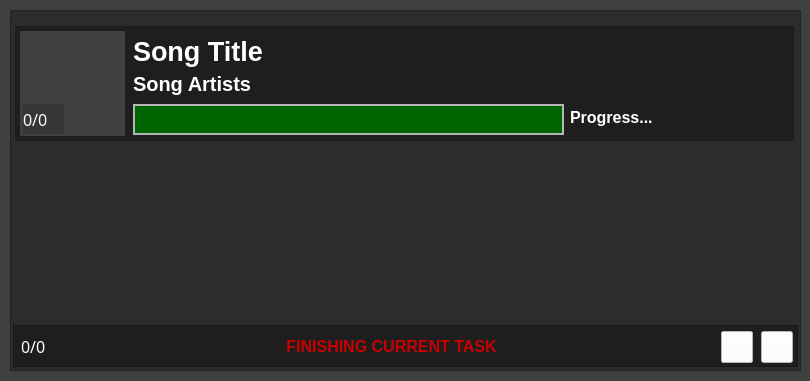
Qt form Spotify Downloader/SpotifyDownloader.ui (WilliamSchack/Spotify-Downloader) before a commit.
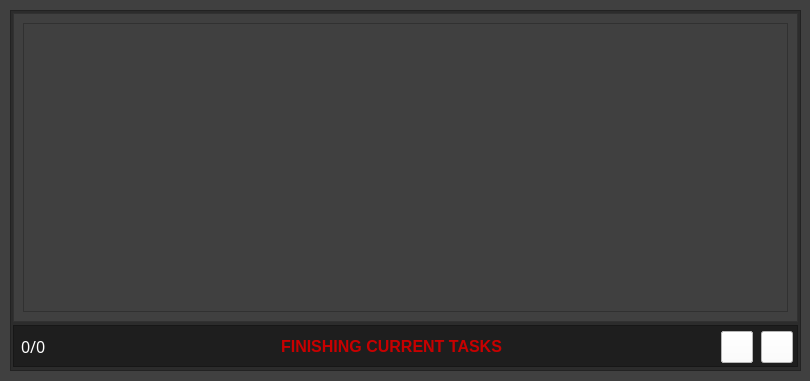
The same form after that commit. The open tabs and pages were chosen to show the change. Icons and pictures are not drawn. Custom widgets are drawn as their Qt base class.

Diff of the .ui file:
```diff
--- a/Spotify Downloader/SpotifyDownloader.ui
+++ b/Spotify Downloader/SpotifyDownloader.ui
@@ -566,6 +566,9 @@
    </widget>
    <widget class="QWidget" name="NewProcessing">
     <widget class="QLabel" name="PauseWarning_2">
+     <property name="enabled">
+      <bool>true</bool>
+     </property>
      <property name="geometry">
       <rect>
        <x>60</x>
@@ -586,7 +589,7 @@
 background-color: rgb(30, 30, 30);</string>
      </property>
      <property name="text">
-      <string>FINISHING CURRENT TASK</string>
+      <string>FINISHING CURRENT TASKS</string>
      </property>
      <property name="alignment">
       <set>Qt::AlignCenter</set>
@@ -770,173 +773,79 @@
       <enum>QFrame::Raised</enum>
      </property>
     </widget>
-    <widget class="DownloaderThread" name="SongBacking" native="true">
+    <widget class="QScrollArea" name="DownloadingScrollArea">
+     <property name="enabled">
+      <bool>true</bool>
+     </property>
      <property name="geometry">
       <rect>
-       <x>4</x>
-       <y>15</y>
-       <width>779</width>
-       <height>115</height>
+       <x>2</x>
+       <y>2</y>
+       <width>785</width>
+       <height>309</height>
       </rect>
      </property>
      <property name="styleSheet">
-      <string notr="true">background-color: rgb(30, 30, 30);</string>
+      <string notr="true">background-color: rgb(64, 64, 64);
+color: rgb(255, 255, 255);
+selection-background-color: rgb(0, 120, 215);</string>
      </property>
-     <widget class="QLabel" name="SongTitle_2">
+     <property name="frameShape">
+      <enum>QFrame::StyledPanel</enum>
+     </property>
+     <property name="frameShadow">
+      <enum>QFrame::Sunken</enum>
+     </property>
+     <property name="lineWidth">
+      <number>1</number>
+     </property>
+     <property name="verticalScrollBarPolicy">
+      <enum>Qt::ScrollBarAsNeeded</enum>
+     </property>
+     <property name="horizontalScrollBarPolicy">
+      <enum>Qt::ScrollBarAlwaysOff</enum>
+     </property>
+     <property name="sizeAdjustPolicy">
+      <enum>QAbstractScrollArea::AdjustIgnored</enum>
+     </property>
+     <property name="widgetResizable">
+      <bool>true</bool>
+     </property>
+     <property name="alignment">
+      <set>Qt::AlignLeading|Qt::AlignLeft|Qt::AlignTop</set>
+     </property>
+     <widget class="QWidget" name="downloadingScrollAreaWidgetContents">
       <property name="geometry">
        <rect>
-        <x>118</x>
-        <y>5</y>
-        <width>651</width>
-        <height>41</height>
+        <x>0</x>
+        <y>0</y>
+        <width>783</width>
+        <height>307</height>
        </rect>
       </property>
-      <property name="font">
-       <font>
-        <family>Segoe UI</family>
-        <pointsize>20</pointsize>
-        <bold>true</bold>
-       </font>
-      </property>
-      <property name="styleSheet">
-       <string notr="true">color: rgb(255, 255, 255);
-background-color: rgb(30, 30, 30);</string>
-      </property>
-      <property name="text">
-       <string>Song Title</string>
-      </property>
+      <layout class="QVBoxLayout" name="ScrollLayout_2">
+       <property name="sizeConstraint">
+        <enum>QLayout::SetDefaultConstraint</enum>
+       </property>
+       <item>
+        <layout class="QVBoxLayout" name="DownloadingSpaceFillerLayout">
+         <property name="spacing">
+          <number>6</number>
+         </property>
+         <item>
+          <widget class="QFrame" name="DownloadingSpaceFillerFrame">
+           <property name="frameShape">
+            <enum>QFrame::StyledPanel</enum>
+           </property>
+           <property name="frameShadow">
+            <enum>QFrame::Raised</enum>
+           </property>
+          </widget>
+         </item>
+        </layout>
+       </item>
+      </layout>
      </widget>
-     <widget class="QLabel" name="SongImage_2">
-      <property name="geometry">
-       <rect>
-        <x>5</x>
-        <y>5</y>
-        <width>105</width>
-        <height>105</height>
-       </rect>
-      </property>
-      <property name="styleSheet">
-       <string notr="true">background-color: rgb(64, 64, 64);</string>
-      </property>
-      <property name="text">
-       <string/>
-      </property>
-      <property name="scaledContents">
-       <bool>false</bool>
-      </property>
-     </widget>
-     <widget class="QLabel" name="SongCount_3">
-      <property name="geometry">
-       <rect>
-        <x>8</x>
-        <y>78</y>
-        <width>41</width>
-        <height>30</height>
-       </rect>
-      </property>
-      <property name="font">
-       <font>
-        <family>Impact</family>
-        <pointsize>12</pointsize>
-        <bold>false</bold>
-       </font>
-      </property>
-      <property name="styleSheet">
-       <string notr="true">background-color: rgb(64, 64, 64);
-background-color: rgb(54, 54, 54);
-color: rgb(255, 255, 255);</string>
-      </property>
-      <property name="text">
-       <string>0/0</string>
-      </property>
-      <property name="margin">
-       <number>5</number>
-      </property>
-     </widget>
-     <widget class="QLabel" name="ProgressLabel_2">
-      <property name="geometry">
-       <rect>
-        <x>555</x>
-        <y>76</y>
-        <width>211</width>
-        <height>31</height>
-       </rect>
-      </property>
-      <property name="font">
-       <font>
-        <family>Segoe UI</family>
-        <pointsize>12</pointsize>
-        <bold>true</bold>
-       </font>
-      </property>
-      <property name="styleSheet">
-       <string notr="true">color: rgb(255, 255, 255);
-background-color: rgb(30, 30, 30);</string>
-      </property>
-      <property name="text">
-       <string>Progress...</string>
-      </property>
-      <property name="alignment">
-       <set>Qt::AlignLeading|Qt::AlignLeft|Qt::AlignVCenter</set>
-      </property>
-     </widget>
-     <widget class="QWidget" name="ProgressBar_Back_2" native="true">
-      <property name="geometry">
-       <rect>
-        <x>118</x>
-        <y>78</y>
-        <width>431</width>
-        <height>31</height>
-       </rect>
-      </property>
-      <property name="styleSheet">
-       <string notr="true">background-color: rgb(182, 182, 182);</string>
-      </property>
-     </widget>
-     <widget class="QWidget" name="ProgressBar_Front_2" native="true">
-      <property name="geometry">
-       <rect>
-        <x>120</x>
-        <y>80</y>
-        <width>427</width>
-        <height>27</height>
-       </rect>
-      </property>
-      <property name="styleSheet">
-       <string notr="true">background-color: rgb(0, 100, 0);</string>
-      </property>
-     </widget>
-     <widget class="QLabel" name="SongArtists_2">
-      <property name="geometry">
-       <rect>
-        <x>118</x>
-        <y>42</y>
-        <width>651</width>
-        <height>31</height>
-       </rect>
-      </property>
-      <property name="font">
-       <font>
-        <family>Segoe UI</family>
-        <pointsize>15</pointsize>
-        <bold>true</bold>
-       </font>
-      </property>
-      <property name="styleSheet">
-       <string notr="true">color: rgb(255, 255, 255);
-background-color: rgb(30, 30, 30);</string>
-      </property>
-      <property name="text">
-       <string>Song Artists</string>
-      </property>
-     </widget>
-     <zorder>SongImage_2</zorder>
-     <zorder>SongCount_3</zorder>
-     <zorder>ProgressLabel_2</zorder>
-     <zorder>ProgressBar_Back_2</zorder>
-     <zorder>ProgressBar_Front_2</zorder>
-     <zorder>SongArtists_2</zorder>
-     <zorder>SongTitle_2</zorder>
     </widget>
     <zorder>SongBacking</zorder>
     <zorder>BottomBacking</zorder>
@@ -1520,12 +1429,6 @@
    <extends>QPushButton</extends>
    <header>CustomWidgets.h</header>
   </customwidget>
-  <customwidget>
-   <class>DownloaderThread</class>
-   <extends>QWidget</extends>
-   <header>CustomWidgets.h</header>
-   <container>1</container>
-  </customwidget>
  </customwidgets>
  <resources>
   <include location="SpotifyDownloader.qrc"/>
```
Left out of the diff: 12 changed lines with no effect on the pictures.
